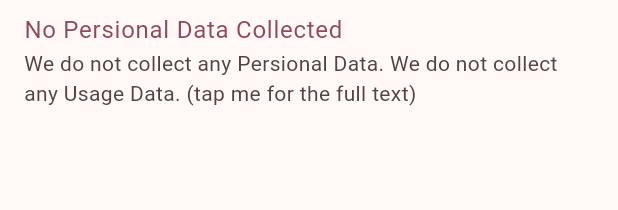
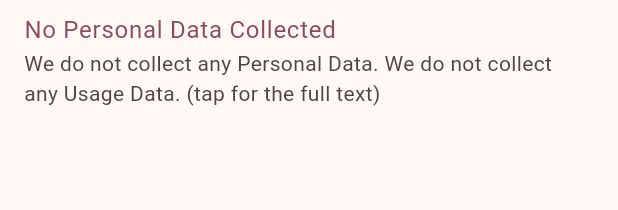
Before and after one commit to innomatica/nuntium, a Flutter app: the Privacy widget shown alone on an empty page, opened directly, on a phone screen of 412 x 824 dp. Shown: the top 210 px of the screen. Run offline on Flutter 3.47's test engine with Material 2 defaults, Android fonts, the light colour scheme and no system bars; drawn by our look-alikes of dynamic_color; our stand-ins replace share_plus, shared_preferences, sqflite, webview_flutter; missing offline and left inert: feed_parser; accounts and stored records are empty; project files that could hold a hidden picture were left out.

Commit message:
fix typo

```diff
--- a/lib/screens/about/disclaimer.dart
+++ b/lib/screens/about/disclaimer.dart
@@ -20,7 +20,7 @@ class Disclaimer extends StatelessWidget {
           subtitle: const Text(" We do not guarantee the"
               " accuracy of the information or the functionality provided"
               " by this app. Please use it at your own risk."
-              " (tap me for the full text)"),
+              " (tap for the full text)"),
           onTap: () {
             launchUrl(Uri.parse(urlDisclaimer));
           },
--- a/lib/screens/about/privacy.dart
+++ b/lib/screens/about/privacy.dart
@@ -13,12 +13,12 @@ class Privacy extends StatelessWidget {
       children: [
         ListTile(
           title: Text(
-            'No Persional Data Collected',
+            'No Personal Data Collected',
             style: TextStyle(color: Theme.of(context).colorScheme.primary),
           ),
-          subtitle: const Text('We do not collect any Persional Data.'
+          subtitle: const Text('We do not collect any Personal Data.'
               ' We do not collect any Usage Data.'
-              ' (tap me for the full text)'),
+              ' (tap for the full text)'),
           onTap: () {
             launchUrl(Uri.parse(urlPrivacyPolicy));
           },
```
